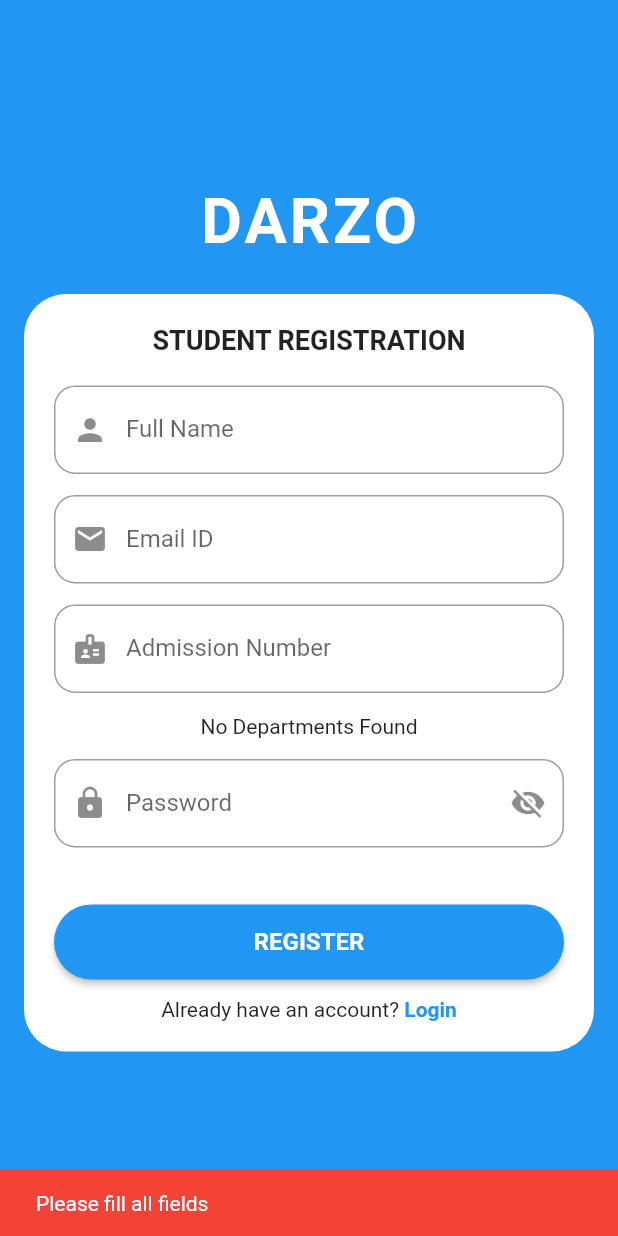
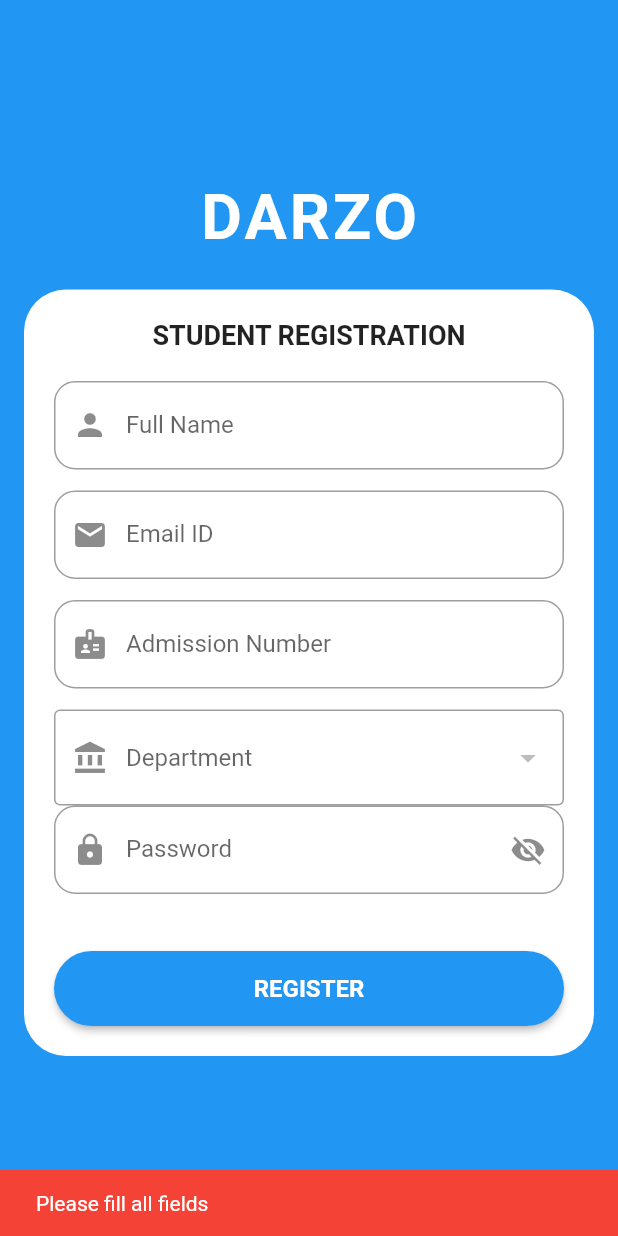
Before and after one commit to Vishnuvm451/app, a Flutter app: the StudentRegisterPage screen opened directly, after a tap on "REGISTER", on a phone screen of 412 x 824 dp. Run offline on Flutter 3.47's test engine with Material 3 defaults, Android fonts, the phone set to English and light mode, and no system bars; our stand-ins replace camera, cloud_firestore, firebase_auth, firebase_core; accounts and stored records are empty.

Commit message:
student register

```diff
--- a/lib/new/student_register.dart
+++ b/lib/new/student_register.dart
@@ -1,5 +1,5 @@
 import 'package:darzo/login.dart';
-// import 'package:darzo/face_capture.dart'; // <--- UNCOMMENT FOR FACE CAPTURE
+// import 'package:darzo/face_capture.dart';
 import 'package:flutter/material.dart';
 import 'package:cloud_firestore/cloud_firestore.dart';
 import 'package:firebase_auth/firebase_auth.dart';
@@ -27,7 +27,6 @@ class _StudentRegisterPageState extends State<StudentRegisterPage> {
 
   final Color primaryBlue = const Color(0xFF2196F3);
 
-  // ❌ No spaces for email & password
   final List<TextInputFormatter> _noSpaceFormatter = [
     FilteringTextInputFormatter.deny(RegExp(r'\s')),
   ];
@@ -46,7 +45,7 @@ class _StudentRegisterPageState extends State<StudentRegisterPage> {
   }
 
   // ======================================================
-  // REGISTER STUDENT (FINAL FIXED VERSION)
+  // REGISTER STUDENT
   // ======================================================
   Future<void> _registerStudent() async {
     if (_nameCtrl.text.trim().isEmpty ||
@@ -64,34 +63,35 @@ class _StudentRegisterPageState extends State<StudentRegisterPage> {
       return;
     }
 
-    try {
     setState(() => isLoading = true);
 
-      // 1. Check if Class Exists (Data Integrity)
+    try {
+      // ---------------- CLASS VALIDATION ----------------
       final classSnap = await _db
           .collection('classes')
           .doc(selectedClassId)
           .get();
+
       if (!classSnap.exists) {
-        _showSnack("Selected class no longer exists");
-        setState(() => isLoading = false);
+        _showSnack("Selected class does not exist");
         return;
       }
+
       final classData = classSnap.data()!;
 
-      // 2. Prevent duplicate admission number
+      // ---------------- ADMISSION UNIQUE ----------------
       final existing = await _db
           .collection('students')
           .where('admissionNo', isEqualTo: _admissionCtrl.text.trim())
+          .limit(1)
           .get();
 
       if (existing.docs.isNotEmpty) {
         _showSnack("Admission number already exists");
-        setState(() => isLoading = false);
         return;
       }
 
-      // 3. Firebase Auth
+      // ---------------- AUTH ----------------
       final cred = await _auth.createUserWithEmailAndPassword(
         email: _emailCtrl.text.trim(),
         password: _passwordCtrl.text.trim(),
@@ -99,7 +99,7 @@ class _StudentRegisterPageState extends State<StudentRegisterPage> {
 
       final uid = cred.user!.uid;
 
-      // 4. USERS (ROLE MASTER)
+      // ---------------- USERS ----------------
       await _db.collection('users').doc(uid).set({
         'uid': uid,
         'email': _emailCtrl.text.trim(),
@@ -107,7 +107,7 @@ class _StudentRegisterPageState extends State<StudentRegisterPage> {
         'created_at': FieldValue.serverTimestamp(),
       });
 
-      // 5. STUDENTS (PROFILE)
+      // ---------------- STUDENTS ----------------
       await _db.collection('students').doc(uid).set({
         'uid': uid,
         'name': _nameCtrl.text.trim(),
@@ -115,9 +115,9 @@ class _StudentRegisterPageState extends State<StudentRegisterPage> {
         'admissionNo': _admissionCtrl.text.trim(),
         'departmentId': selectedDepartmentId,
         'classId': selectedClassId,
-        'courseType': classData['courseType'] ?? 'UG',
-        'year': classData['year'] ?? 1,
-        'face_enabled': false, // Default
+        'courseType': classData['courseType'],
+        'year': classData['year'],
+        'face_enabled': false,
         'created_at': FieldValue.serverTimestamp(),
       });
 
@@ -126,31 +126,18 @@ class _StudentRegisterPageState extends State<StudentRegisterPage> {
       await Future.delayed(const Duration(seconds: 1));
       if (!mounted) return;
 
-      // ---------------- NAVIGATION ----------------
       Navigator.pushReplacement(
         context,
         MaterialPageRoute(builder: (_) => const LoginPage()),
       );
-
-      /* // 🔥 FUTURE: FACE CAPTURE NAVIGATION
-      Navigator.pushReplacement(
-        context,
-        MaterialPageRoute(
-          builder: (_) => FaceCapturePage(
-            studentUid: uid,
-            studentName: _nameCtrl.text.trim()
-          ),
-        ),
-      );
-      */
     } on FirebaseAuthException catch (e) {
       String msg = "Registration failed";
       if (e.code == 'email-already-in-use') msg = "Email already registered";
-      if (e.code == 'weak-password') msg = "Password too weak";
+      if (e.code == 'weak-password') msg = "Weak password";
       if (e.code == 'invalid-email') msg = "Invalid email";
       _showSnack(msg);
     } catch (e) {
-      _showSnack(e.toString());
+      _showSnack("Something went wrong");
     } finally {
       if (mounted) setState(() => isLoading = false);
     }
@@ -179,7 +166,6 @@ class _StudentRegisterPageState extends State<StudentRegisterPage> {
                   ),
                 ),
                 const SizedBox(height: 24),
-
                 Container(
                   padding: const EdgeInsets.all(20),
                   decoration: BoxDecoration(
@@ -196,16 +182,13 @@ class _StudentRegisterPageState extends State<StudentRegisterPage> {
                         ),
                       ),
                       const SizedBox(height: 20),
-
                       _nameField(),
                       _emailField(),
                       _admissionField(),
                       _departmentDropdown(),
                       _classDropdown(),
                       _passwordField(),
-
                       const SizedBox(height: 24),
-
                       SizedBox(
                         width: double.infinity,
                         height: 50,
@@ -231,32 +214,6 @@ class _StudentRegisterPageState extends State<StudentRegisterPage> {
                                 ),
                         ),
                       ),
-
-                      const SizedBox(height: 12),
-
-                      Row(
-                        mainAxisAlignment: MainAxisAlignment.center,
-                        children: [
-                          const Text("Already have an account? "),
-                          GestureDetector(
-                            onTap: () {
-                              Navigator.pushReplacement(
-                                context,
-                                MaterialPageRoute(
-                                  builder: (_) => const LoginPage(),
-                                ),
-                              );
-                            },
-                            child: Text(
-                              "Login",
-                              style: TextStyle(
-                                color: primaryBlue,
-                                fontWeight: FontWeight.bold,
-                              ),
-                            ),
-                          ),
-                        ],
-                      ),
                     ],
                   ),
                 ),
@@ -271,55 +228,25 @@ class _StudentRegisterPageState extends State<StudentRegisterPage> {
   // ======================================================
   // FIELDS
   // ======================================================
+  Widget _nameField() =>
+      _field(controller: _nameCtrl, label: "Full Name", icon: Icons.person);
 
-  Widget _nameField() {
-    return Padding(
-      padding: const EdgeInsets.only(bottom: 14),
-      child: TextField(
-        controller: _nameCtrl,
-        decoration: InputDecoration(
-          labelText: "Full Name",
-          prefixIcon: const Icon(Icons.person),
-          border: OutlineInputBorder(borderRadius: BorderRadius.circular(14)),
-        ),
-      ),
+  Widget _emailField() => _field(
+    controller: _emailCtrl,
+    label: "Email ID",
+    icon: Icons.email,
+    formatters: _noSpaceFormatter,
   );
-  }
 
-  Widget _emailField() {
-    return Padding(
-      padding: const EdgeInsets.only(bottom: 14),
-      child: TextField(
-        controller: _emailCtrl,
-        inputFormatters: _noSpaceFormatter,
-        decoration: InputDecoration(
-          labelText: "Email ID",
-          prefixIcon: const Icon(Icons.email),
-          border: OutlineInputBorder(borderRadius: BorderRadius.circular(14)),
-        ),
-      ),
+  Widget _admissionField() => _field(
+    controller: _admissionCtrl,
+    label: "Admission Number",
+    icon: Icons.badge,
+    keyboardType: TextInputType.number,
+    formatters: [FilteringTextInputFormatter.digitsOnly],
   );
-  }
 
-  Widget _admissionField() {
-    return Padding(
-      padding: const EdgeInsets.only(bottom: 14),
-      child: TextField(
-        controller: _admissionCtrl,
-        keyboardType: TextInputType.number,
-        // ✅ DIGITS ONLY
-        inputFormatters: [FilteringTextInputFormatter.digitsOnly],
-        decoration: InputDecoration(
-          labelText: "Admission Number",
-          prefixIcon: const Icon(Icons.badge),
-          border: OutlineInputBorder(borderRadius: BorderRadius.circular(14)),
-        ),
-      ),
-    );
-  }
-
-  Widget _passwordField() {
-    return Padding(
+  Widget _passwordField() => Padding(
     padding: const EdgeInsets.only(bottom: 14),
     child: TextField(
       controller: _passwordCtrl,
@@ -336,110 +263,83 @@ class _StudentRegisterPageState extends State<StudentRegisterPage> {
       ),
     ),
   );
+
+  Widget _field({
+    required TextEditingController controller,
+    required String label,
+    required IconData icon,
+    List<TextInputFormatter>? formatters,
+    TextInputType? keyboardType,
+  }) {
+    return Padding(
+      padding: const EdgeInsets.only(bottom: 14),
+      child: TextField(
+        controller: controller,
+        inputFormatters: formatters,
+        keyboardType: keyboardType,
+        decoration: InputDecoration(
+          labelText: label,
+          prefixIcon: Icon(icon),
+          border: OutlineInputBorder(borderRadius: BorderRadius.circular(14)),
+        ),
+      ),
+    );
   }
 
   // ======================================================
-  // DROPDOWNS (IMPROVED)
+  // DROPDOWNS
   // ======================================================
-
   Widget _departmentDropdown() {
-    return Padding(
-      padding: const EdgeInsets.only(bottom: 14),
-      child: StreamBuilder<QuerySnapshot>(
+    return StreamBuilder<QuerySnapshot>(
       stream: _db.collection('departments').orderBy('name').snapshots(),
-        builder: (_, snapshot) {
-          // ⚠️ Error Handling (Important)
-          if (snapshot.hasError) {
-            return const Text(
-              "Error loading departments. Check Permissions.",
-              style: TextStyle(color: Colors.red),
-            );
-          }
-          if (!snapshot.hasData) {
-            return const LinearProgressIndicator();
-          }
-
-          final docs = snapshot.data!.docs;
-          if (docs.isEmpty) return const Text("No Departments Found");
-
+      builder: (_, snap) {
+        if (!snap.hasData) return const LinearProgressIndicator();
         return DropdownButtonFormField<String>(
           value: selectedDepartmentId,
           hint: const Text("Department"),
-            items: docs.map((doc) {
-              return DropdownMenuItem<String>(
-                value: doc.id,
-                child: Text(doc['name']),
-              );
-            }).toList(),
-            onChanged: (val) {
-              setState(() {
-                selectedDepartmentId = val;
-                selectedClassId = null;
-              });
-            },
-            decoration: InputDecoration(
-              prefixIcon: const Icon(Icons.account_balance),
-              border: OutlineInputBorder(
-                borderRadius: BorderRadius.circular(14),
+          items: snap.data!.docs
+              .map((d) => DropdownMenuItem(value: d.id, child: Text(d['name'])))
+              .toList(),
+          onChanged: (v) => setState(
+            () => {selectedDepartmentId = v, selectedClassId = null},
           ),
+          decoration: const InputDecoration(
+            prefixIcon: Icon(Icons.account_balance),
+            border: OutlineInputBorder(),
           ),
         );
       },
-      ),
     );
   }
 
   Widget _classDropdown() {
     if (selectedDepartmentId == null) return const SizedBox();
-
-    return Padding(
-      padding: const EdgeInsets.only(bottom: 14),
-      child: StreamBuilder<QuerySnapshot>(
+    return StreamBuilder<QuerySnapshot>(
       stream: _db
           .collection('classes')
           .where('departmentId', isEqualTo: selectedDepartmentId)
+          .orderBy('year')
           .snapshots(),
-        builder: (_, snapshot) {
-          // ⚠️ Error Handling
-          if (snapshot.hasError) {
-            return const Text(
-              "Error loading classes.",
-              style: TextStyle(color: Colors.red),
-            );
-          }
-          if (!snapshot.hasData) {
-            return const LinearProgressIndicator();
-          }
-
-          final docs = snapshot.data!.docs;
-          if (docs.isEmpty) return const Text("No Classes in this Department");
-
+      builder: (_, snap) {
+        if (!snap.hasData) return const LinearProgressIndicator();
         return DropdownButtonFormField<String>(
           value: selectedClassId,
           hint: const Text("Class"),
-            items: docs.map((doc) {
-              return DropdownMenuItem<String>(
-                value: doc.id,
-                child: Text(doc['name']),
-              );
-            }).toList(),
-            onChanged: (val) {
-              setState(() => selectedClassId = val);
-            },
-            decoration: InputDecoration(
-              prefixIcon: const Icon(Icons.class_),
-              border: OutlineInputBorder(
-                borderRadius: BorderRadius.circular(14),
-              ),
+          items: snap.data!.docs
+              .map((c) => DropdownMenuItem(value: c.id, child: Text(c['name'])))
+              .toList(),
+          onChanged: (v) => setState(() => selectedClassId = v),
+          decoration: const InputDecoration(
+            prefixIcon: Icon(Icons.class_),
+            border: OutlineInputBorder(),
           ),
         );
       },
-      ),
     );
   }
 
   // ======================================================
-  // SNACKBAR
+  // SNACK
   // ======================================================
   void _showSnack(String msg, {bool success = false}) {
     ScaffoldMessenger.of(context).showSnackBar(
```
Lines whose indentation alone changed are shown as unchanged.
